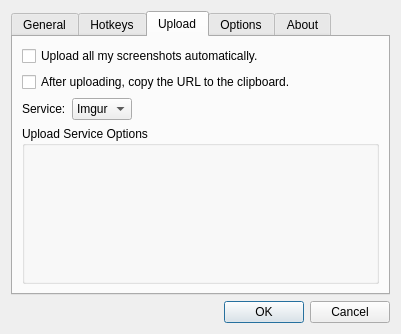
Before: the Qt Designer form dialogs/optionsdialog.ui in ckaiser/Lightscreen, drawn with Qt 5.
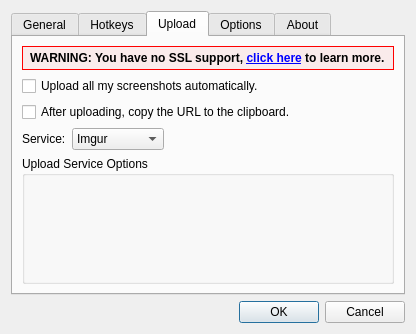
After: the same form once the commit is applied. The open tabs and pages were chosen to show the change. Custom widgets are drawn as their Qt base class.

Commit message: Introducing a second uploader service: pomf.se clones!

What changed in the file:
```diff
--- a/dialogs/optionsdialog.ui
+++ b/dialogs/optionsdialog.ui
@@ -6,7 +6,7 @@
    <rect>
     <x>0</x>
     <y>0</y>
-    <width>399</width>
+    <width>401</width>
     <height>318</height>
    </rect>
   </property>
@@ -555,6 +555,22 @@
        <string>Upload</string>
       </attribute>
       <layout class="QVBoxLayout" name="verticalLayout_12">
+       <item>
+        <widget class="QLabel" name="uploadSslWarningLabel">
+         <property name="font">
+          <font>
+           <weight>75</weight>
+           <bold>true</bold>
+          </font>
+         </property>
+         <property name="styleSheet">
+          <string notr="true">QLabel { padding: 4px; border: 1px solid red; background-color: rgba(248, 182, 182, 60); }</string>
+         </property>
+         <property name="text">
+          <string>WARNING: You have no SSL support, &lt;a href=&quot;http://lightscreen.com.ar/help#SSL&quot;&gt;click here&lt;/a&gt; to learn more.</string>
+         </property>
+        </widget>
+       </item>
        <item>
         <widget class="QCheckBox" name="uploadCheckBox">
          <property name="text">
@@ -585,6 +601,11 @@
              <string>Imgur</string>
             </property>
            </item>
+           <item>
+            <property name="text">
+             <string>Pomf-clone</string>
+            </property>
+           </item>
           </widget>
          </item>
          <item>
@@ -624,7 +645,55 @@
            <number>4</number>
           </property>
           <item>
-           <widget class="ImgurOptionsWidget" name="imgurOptions" native="true"/>
+           <widget class="QStackedWidget" name="uploadServiceStackWidget">
+            <property name="currentIndex">
+             <number>0</number>
+            </property>
+            <widget class="QWidget" name="page">
+             <layout class="QVBoxLayout" name="verticalLayout_13">
+              <property name="spacing">
+               <number>0</number>
+              </property>
+              <property name="leftMargin">
+               <number>0</number>
+              </property>
+              <property name="topMargin">
+               <number>0</number>
+              </property>
+              <property name="rightMargin">
+               <number>0</number>
+              </property>
+              <property name="bottomMargin">
+               <number>0</number>
+              </property>
+              <item>
+               <widget class="ImgurOptionsWidget" name="imgurOptions" native="true"/>
+              </item>
+             </layout>
+            </widget>
+            <widget class="QWidget" name="page_2">
+             <layout class="QVBoxLayout" name="verticalLayout_14">
+              <property name="spacing">
+               <number>0</number>
+              </property>
+              <property name="leftMargin">
+               <number>0</number>
+              </property>
+              <property name="topMargin">
+               <number>0</number>
+              </property>
+              <property name="rightMargin">
+               <number>0</number>
+              </property>
+              <property name="bottomMargin">
+               <number>0</number>
+              </property>
+              <item>
+               <widget class="PomfOptionsWidget" name="pomfOptions" native="true"/>
+              </item>
+             </layout>
+            </widget>
+           </widget>
           </item>
          </layout>
         </widget>
@@ -676,7 +745,7 @@
            <rect>
             <x>0</x>
             <y>0</y>
-            <width>358</width>
+            <width>360</width>
             <height>706</height>
            </rect>
           </property>
@@ -1360,6 +1429,12 @@
    <header location="global">widgets/imguroptionswidget.h</header>
    <container>1</container>
   </customwidget>
+  <customwidget>
+   <class>PomfOptionsWidget</class>
+   <extends>QWidget</extends>
+   <header location="global">widgets/pomfoptionswidget.h</header>
+   <container>1</container>
+  </customwidget>
  </customwidgets>
  <tabstops>
   <tabstop>fileGroupBox</tabstop>
```
Left out of the diff: 16 changed lines with no effect on the pictures. The commit also changes 16 other files.
